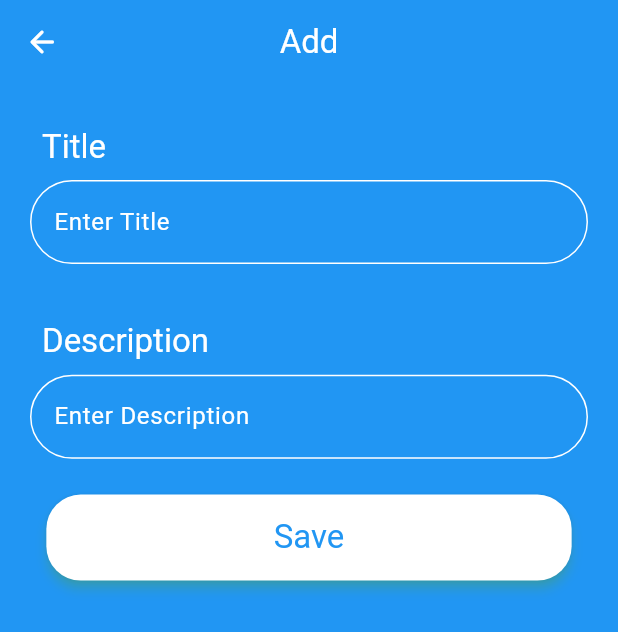
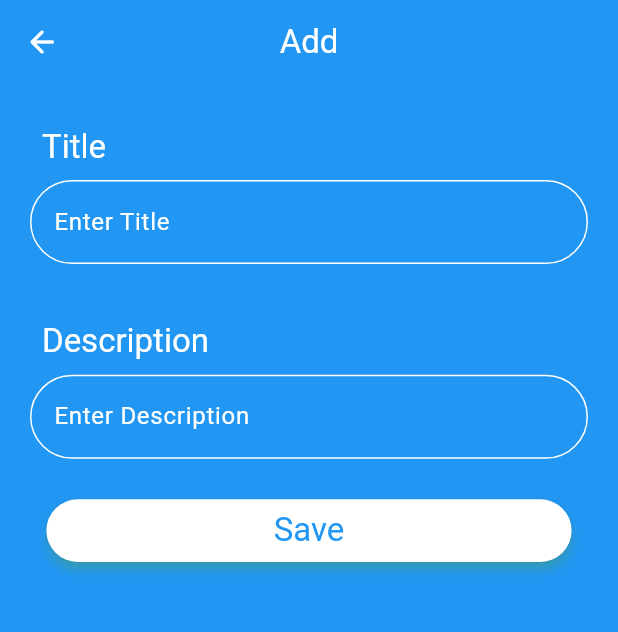
Before and after one commit to Ankan121/Poly-Notepad-App-Flutter, a Flutter app: the Add_Screen screen opened directly, on a phone screen of 412 x 824 dp. Shown: the top 632 px of the screen. Run offline on Flutter 3.47's test engine with Material 3 defaults, Android fonts, the phone set to English and light mode, and no system bars; our stand-ins replace flutter_screenutil, get, sqflite; accounts and stored records are empty; network calls fail.

Commit message:
ui update

```diff
--- a/lib/view_screen/Add_Note_Screen/add_screen.dart
+++ b/lib/view_screen/Add_Note_Screen/add_screen.dart
@@ -107,7 +107,7 @@ class _Add_ScreenState extends State<Add_Screen> {
                               backgroundColor: AppColor.whiteall,
                               shadowColor: Colors.greenAccent,
                               elevation: 3,
-                              fixedSize: Size(306.w, 48.h), // specify width, height
+                              fixedSize: Size(306.w, 35.h), // specify width, height
                               shape: RoundedRectangleBorder(
                                   borderRadius: BorderRadius.circular(20.r,))),
                           onPressed: ()async{
```
